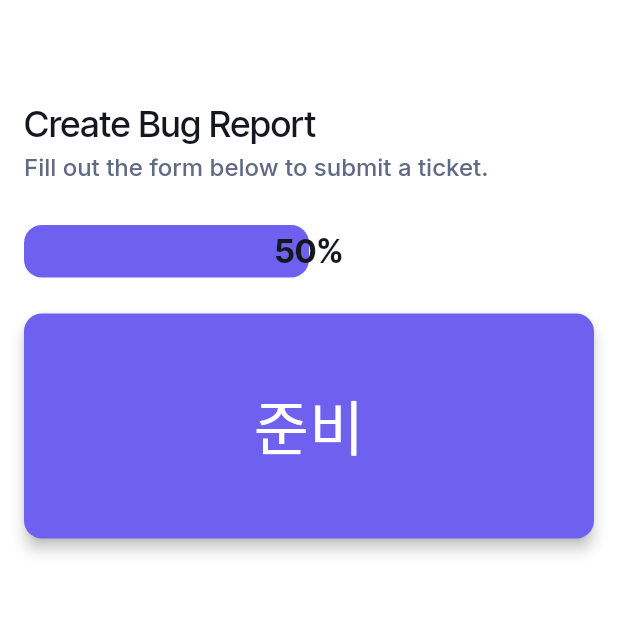
After one commit to manystorms/treasure_hunt, a Flutter app: the MiniGameReactionRateWidget screen opened by its route, on a phone screen of 412 x 824 dp, the top half of it. The commit adds this screen. Run offline on Flutter 3.47's test engine with Material 3 defaults, Android fonts, the phone set to English and light mode, and no system bars; drawn by our look-alikes of auto_size_text, percent_indicator; our stand-ins replace cloud_firestore, firebase_core, flutter_animate, font_awesome_flutter, from_css_color, go_router and 4 more; missing offline and left inert: json_path, mobile_scanner; accounts and stored records are empty; generated files the repository leaves out were written again; statements that could not run were skipped.

Commit message:
반응속도 게임 추가하는 중

```diff
--- a/lib/data.dart
+++ b/lib/data.dart
@@ -17,6 +17,7 @@ const List<Map<String, dynamic>> riddleData = [
     'qrCode':'start_point',
     'simpleContent':'아름다운 그림을 듣는다',
     'content':'아름다운 그림을 듣는다',
+    'miniGame':'/miniGameReactionRate'
   },
   {
     'qrCode':'music_room',
--- a/lib/flutter_flow/nav/nav.dart
+++ b/lib/flutter_flow/nav/nav.dart
@@ -5,6 +5,7 @@ import 'package:provider/provider.dart';
 import 'package:treasure_hunt/pages/code_scan_widget.dart';
 import 'package:treasure_hunt/pages/mini_game_button_click/mini_game_button_click_widget.dart';
 import 'package:treasure_hunt/pages/mini_game_match_color/mini_game_match_color_widget.dart';
+import 'package:treasure_hunt/pages/mini_game_reaction_rate/mini_game_reaction_rate_widget.dart';
 import 'package:treasure_hunt/pages/mini_game_speed_quiz/mini_game_speed_quiz_widget.dart';
 import 'package:treasure_hunt/pages/mini_game_typing/mini_game_typing_widget.dart';
 
@@ -55,6 +56,11 @@ GoRouter createRouter(AppStateNotifier appStateNotifier) => GoRouter(
           name: 'mini_game_match_color',
           path: '/miniGameMatchColor',
           builder: (context, params) => const MiniGameMatchColorWidget(),
+        ),
+        FFRoute(
+          name: 'mini_game_reaction_rate',
+          path: '/miniGameReactionRate',
+          builder: (context, params) => const MiniGameReactionRateWidget(),
         ),
         FFRoute(
           name: 'mini_game_speed_quiz',
--- /dev/null
+++ b/lib/pages/mini_game_reaction_rate/mini_game_reaction_rate_model.dart
@@ -0,0 +1,12 @@
+import '/flutter_flow/flutter_flow_util.dart';
+import 'mini_game_reaction_rate_widget.dart' show MiniGameReactionRateWidget;
+import 'package:flutter/material.dart';
+
+class MiniGameReactionRateModel
+    extends FlutterFlowModel<MiniGameReactionRateWidget> {
+  @override
+  void initState(BuildContext context) {}
+
+  @override
+  void dispose() {}
+}
--- /dev/null
+++ b/lib/pages/mini_game_reaction_rate/mini_game_reaction_rate_widget.dart
@@ -0,0 +1,138 @@
+import '/flutter_flow/flutter_flow_theme.dart';
+import '/flutter_flow/flutter_flow_util.dart';
+import '/flutter_flow/flutter_flow_widgets.dart';
+import 'package:flutter/material.dart';
+import 'package:percent_indicator/percent_indicator.dart';
+
+import 'mini_game_reaction_rate_model.dart';
+export 'mini_game_reaction_rate_model.dart';
+
+class MiniGameReactionRateWidget extends StatefulWidget {
+  const MiniGameReactionRateWidget({super.key});
+
+  @override
+  State<MiniGameReactionRateWidget> createState() =>
+      _MiniGameReactionRateWidgetState();
+}
+
+class _MiniGameReactionRateWidgetState
+    extends State<MiniGameReactionRateWidget> {
+  late MiniGameReactionRateModel _model;
+
+  final scaffoldKey = GlobalKey<ScaffoldState>();
+
+  @override
+  void initState() {
+    super.initState();
+    _model = createModel(context, () => MiniGameReactionRateModel());
+  }
+
+  @override
+  void dispose() {
+    _model.dispose();
+
+    super.dispose();
+  }
+
+  @override
+  Widget build(BuildContext context) {
+    return GestureDetector(
+      onTap: () {
+        FocusScope.of(context).unfocus();
+        FocusManager.instance.primaryFocus?.unfocus();
+      },
+      child: Scaffold(
+        key: scaffoldKey,
+        backgroundColor: FlutterFlowTheme.of(context).secondaryBackground,
+        appBar: AppBar(
+          backgroundColor: FlutterFlowTheme.of(context).secondaryBackground,
+          automaticallyImplyLeading: false,
+          actions: const [],
+          centerTitle: false,
+          elevation: 0,
+        ),
+        body: SafeArea(
+          top: true,
+          child: Padding(
+            padding: const EdgeInsetsDirectional.fromSTEB(16, 12, 16, 0),
+            child: SingleChildScrollView(
+              child: Column(
+                mainAxisSize: MainAxisSize.max,
+                crossAxisAlignment: CrossAxisAlignment.start,
+                children: [
+                  Text(
+                    'Create Bug Report',
+                    style: FlutterFlowTheme.of(context).headlineMedium.override(
+                      fontFamily: 'Inter Tight',
+                      letterSpacing: 0.0,
+                    ),
+                  ),
+                  Padding(
+                    padding: const EdgeInsetsDirectional.fromSTEB(0, 4, 0, 0),
+                    child: Text(
+                      'Fill out the form below to submit a ticket.',
+                      style: FlutterFlowTheme.of(context).labelLarge.override(
+                        fontFamily: 'Inter',
+                        letterSpacing: 0.0,
+                      ),
+                    ),
+                  ),
+                  Padding(
+                    padding: const EdgeInsetsDirectional.fromSTEB(0, 30, 0, 0),
+                    child: LinearPercentIndicator(
+                      percent: 0.5,
+                      lineHeight: 35,
+                      animation: true,
+                      animateFromLastPercent: true,
+                      progressColor: FlutterFlowTheme.of(context).primary,
+                      backgroundColor: FlutterFlowTheme.of(context).accent4,
+                      center: Text(
+                        '50%',
+                        style:
+                        FlutterFlowTheme.of(context).headlineSmall.override(
+                          fontFamily: 'Inter Tight',
+                          letterSpacing: 0.0,
+                        ),
+                      ),
+                      barRadius: const Radius.circular(12),
+                      padding: EdgeInsets.zero,
+                    ),
+                  ),
+                  Padding(
+                    padding: const EdgeInsetsDirectional.fromSTEB(0, 24, 0, 12),
+                    child: FFButtonWidget(
+                      onPressed: () {
+                        print('Button pressed ...');
+                      },
+                      text: '준비',
+                      options: FFButtonOptions(
+                        width: double.infinity,
+                        height: 150,
+                        padding: const EdgeInsets.all(0),
+                        iconPadding: const EdgeInsetsDirectional.fromSTEB(0, 0, 0, 0),
+                        color: FlutterFlowTheme.of(context).primary,
+                        textStyle:
+                        FlutterFlowTheme.of(context).titleSmall.override(
+                          fontFamily: 'Inter Tight',
+                          color: Colors.white,
+                          fontSize: 40,
+                          letterSpacing: 0.0,
+                        ),
+                        elevation: 4,
+                        borderSide: const BorderSide(
+                          color: Colors.transparent,
+                          width: 1,
+                        ),
+                        borderRadius: BorderRadius.circular(12),
+                      ),
+                    ),
+                  ),
+                ],
+              ),
+            ),
+          ),
+        ),
+      ),
+    );
+  }
+}
```
